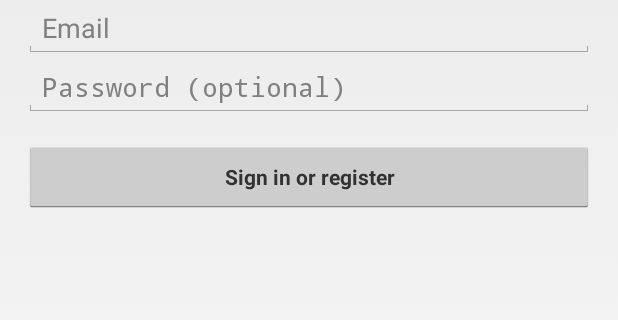
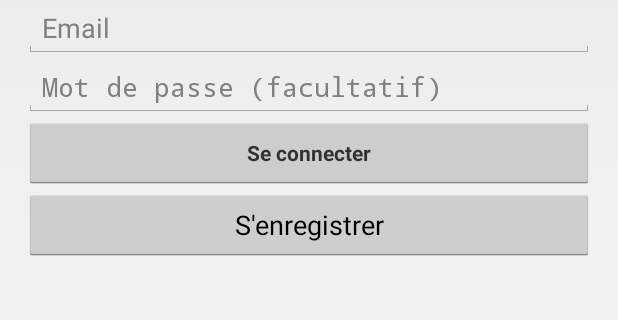
Before and after one commit to kefran/georace, an Android app: the screen it shows after launch (LoginActivity), on a phone screen of 412 x 824 dp, the part 255-575 px from its top. Run offline under Robolectric (Android 15) with nearby library versions, the phone set to English and light mode, and no system bars; 2 statements that could not run were skipped.

Commit message:
réorganisation et page d’enregistrement

```diff
--- a/GeoRaceApp/app/src/main/java/com/utbm/georace/LoginActivity.java
+++ b/GeoRaceApp/app/src/main/java/com/utbm/georace/activity/LoginActivity.java
@@ -1,11 +1,10 @@
-package com.utbm.georace;
+package com.utbm.georace.activity;
 
 import android.animation.Animator;
 import android.animation.AnimatorListenerAdapter;
 import android.annotation.TargetApi;
 import android.app.Activity;
 import android.app.LoaderManager.LoaderCallbacks;
-import android.content.ContentResolver;
 import android.content.CursorLoader;
 import android.content.Intent;
 import android.content.Loader;
@@ -26,6 +25,8 @@ import android.widget.AutoCompleteTextView;
 import android.widget.Button;
 import android.widget.EditText;
 import android.widget.TextView;
+
+import com.utbm.georace.R;
 
 import java.util.ArrayList;
 import java.util.List;
--- a/GeoRaceApp/app/src/main/res/layout/activity_login.xml
+++ b/GeoRaceApp/app/src/main/res/layout/activity_login.xml
@@ -8,7 +8,7 @@
     android:paddingLeft="@dimen/activity_horizontal_margin"
     android:paddingRight="@dimen/activity_horizontal_margin"
     android:paddingTop="@dimen/activity_vertical_margin"
-    tools:context="com.utbm.georace.LoginActivity">
+    tools:context="com.utbm.georace.activity.LoginActivity">
 
     <!-- Login progress -->
     <ProgressBar
@@ -53,7 +53,7 @@
                 android:layout_height="wrap_content"
                 android:hint="@string/prompt_password"
                 android:imeActionId="@+id/login"
-                android:imeActionLabel="@string/action_sign_in_short"
+                android:imeActionLabel="@string/action_sign_in"
                 android:imeOptions="actionUnspecified"
                 android:inputType="textPassword"
                 android:maxLines="1"
@@ -64,9 +64,15 @@
                 style="?android:textAppearanceSmall"
                 android:layout_width="match_parent"
                 android:layout_height="wrap_content"
-                android:layout_marginTop="16dp"
                 android:text="@string/action_sign_in"
                 android:textStyle="bold" />
+
+            <Button
+                android:layout_width="match_parent"
+                android:layout_height="wrap_content"
+                android:text="@string/action_register_in"
+                android:id="@+id/register_button"
+                android:layout_gravity="center_horizontal" />
 
         </LinearLayout>
     </ScrollView>
--- a/GeoRaceApp/app/src/main/res/values/strings.xml
+++ b/GeoRaceApp/app/src/main/res/values/strings.xml
@@ -4,5 +4,6 @@
     <string name="app_name">GeoRace</string>
     <string name="hello_world">Hello world!</string>
     <string name="action_settings">Settings</string>
+    <string name="title_activity_register">Register</string>
 
 </resources>
--- a/GeoRaceApp/app/src/main/res/values/strings_activity_login.xml
+++ b/GeoRaceApp/app/src/main/res/values/strings_activity_login.xml
@@ -3,9 +3,9 @@
 
     <!-- Strings related to login -->
     <string name="prompt_email">Email</string>
-    <string name="prompt_password">Password (optional)</string>
-    <string name="action_sign_in">Sign in or register</string>
-    <string name="action_sign_in_short">Sign in</string>
+    <string name="prompt_password">Mot de passe (facultatif)</string>
+    <string name="action_sign_in">Se connecter</string>
+    <string name="action_register_in">S\'enregistrer</string>
 
     <string name="error_invalid_email">This email address is invalid</string>
     <string name="error_invalid_password">This password is too short</string>
```
Also changed, not shown: GeoRaceApp/app/src/main/AndroidManifest.xml (+9 -6 lines), GeoRaceApp/app/src/main/java/com/utbm/georace/activity/MainActivity.java (added, +38 -0 lines), GeoRaceApp/app/src/main/java/com/utbm/georace/activity/Register.java (renamed from GeoRaceApp/app/src/main/java/com/utbm/georace/MainActivity.java, +5 -5 lines), GeoRaceApp/app/src/main/res/layout/activity_register.xml (added, +16 -0 lines), GeoRaceApp/app/src/main/res/menu/register.xml (added, +9 -0 lines).
